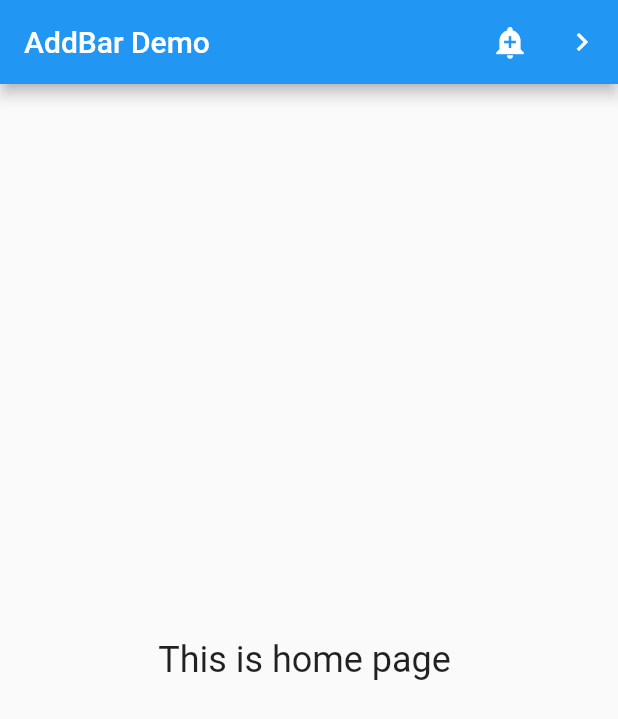
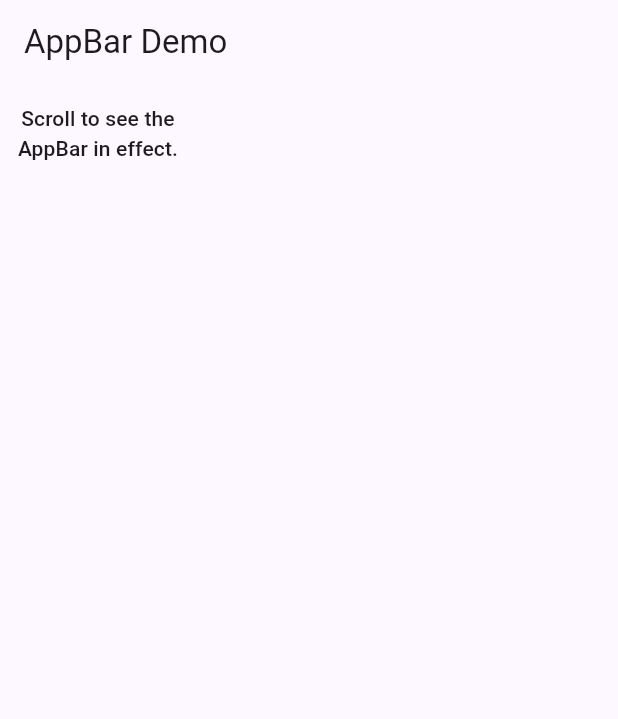
Before and after one commit to Khammunh/fast, a Flutter app: the screen it shows after launch, on a phone screen of 412 x 824 dp. Shown: the top 719 px of the screen. Run offline on Flutter 3.47's test engine with Material 2 defaults, Android fonts, the light colour scheme and no system bars.

Commit message:
learn again return Container AppBar Demo

```diff
--- a/lib/addBarExample.dart
+++ /dev/null
@@ -1,61 +0,0 @@
-// ignore_for_file: file_names
-
-import 'package:flutter/material.dart';
-
-class AppBarExample extends StatelessWidget {
-  const AppBarExample({super.key});
-
-  @override
-  Widget build(BuildContext context) {
-    return Scaffold(
-      appBar: AppBar(
-        title: const Text('AddBar Demo'),
-        actions: [
-          IconButton(
-            onPressed: () {
-              ScaffoldMessenger.of(context).showSnackBar(
-                const SnackBar(
-                  content: Text('This is a snackBar'),
-                ),
-              );
-            },
-            tooltip: 'Show SnackBar',
-            icon: const Icon(
-              Icons.add_alert,
-            ),
-          ),
-          IconButton(
-            onPressed: () {
-              Navigator.push(context,
-                  MaterialPageRoute(builder: (BuildContext context) {
-                return Scaffold(
-                  appBar: AppBar(
-                    title: const Text('Next Page'),
-                  ),
-                  body: const Center(
-                    child: Text(
-                      'This is the next page',
-                      style: TextStyle(
-                        fontSize: 24,
-                      ),
-                    ),
-                  ),
-                );
-              }));
-            },
-            tooltip: 'Go to the next page',
-            icon: const Icon(Icons.navigate_next),
-          ),
-        ],
-      ),
-      body: const Center(
-        child: Text(
-          'This is home page ',
-          style: TextStyle(
-            fontSize: 24,
-          ),
-        ),
-      ),
-    );
-  }
-}
--- /dev/null
+++ b/lib/appBarExample.dart
@@ -0,0 +1,50 @@
+// ignore_for_file: file_names
+
+import 'package:flutter/material.dart';
+
+class AppBarExample extends StatefulWidget {
+  const AppBarExample({super.key});
+
+  @override
+  State<AppBarExample> createState() => _AppBarExampleState();
+}
+
+class _AppBarExampleState extends State<AppBarExample> {
+  bool shadowColor = false;
+  double? scrolledUnderElevation;
+  @override
+  Widget build(BuildContext context) {
+    final ColorScheme colorScheme = Theme.of(context).colorScheme;
+    final Color addItemColor = colorScheme.primary.withOpacity(0.05);
+    final Color evenItemColor = colorScheme.primary.withOpacity(0.15);
+    return Scaffold(
+      appBar: AppBar(
+        title: const Text('AppBar Demo'),
+        scrolledUnderElevation: scrolledUnderElevation,
+        shadowColor: shadowColor ? Theme.of(context).colorScheme.shadow : null,
+      ),
+      body: GridView.builder(
+        gridDelegate: const SliverGridDelegateWithFixedCrossAxisCount(
+          crossAxisCount: 3,
+          childAspectRatio: 2.0,
+          mainAxisSpacing: 10.0,
+          crossAxisSpacing: 10.0,
+        ),
+        itemBuilder: (BuildContext context, int index) {
+          if (index == 0) {
+            return Center(
+              child: Text(
+                'Scroll to see the AppBar in effect.',
+                style: Theme.of(context).textTheme.labelLarge,
+                textAlign: TextAlign.center,
+              ),
+            );
+          }
+          return Container(
+            //Now I learn here.
+          );
+        },
+      ),
+    );
+  }
+}
--- a/lib/main.dart
+++ b/lib/main.dart
@@ -1,6 +1,5 @@
+import 'package:fast/appBarExample.dart';
 import 'package:flutter/material.dart';
-
-import 'addBarExample.dart';
 
 void main() {
   runApp(
@@ -12,9 +11,13 @@ class MyApp extends StatelessWidget {
 
   @override
   Widget build(BuildContext context) {
-    return const MaterialApp(
+    return MaterialApp(
       debugShowCheckedModeBanner: false,
-      home: AppBarExample(),
+     theme: ThemeData(
+      useMaterial3: true,colorSchemeSeed: const Color(0xff6750a4)
+
+     ),
+     home: const AppBarExample(),
     );
   }
 }
```
